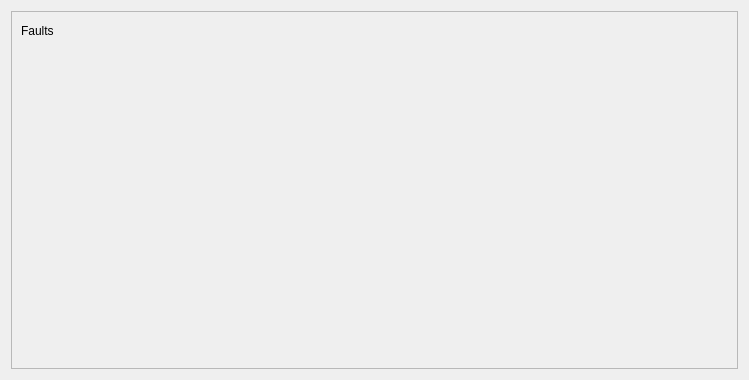
analogdevicesinc/scopy, file plugins/swiot/ui/faultspage.ui: the form before one commit.
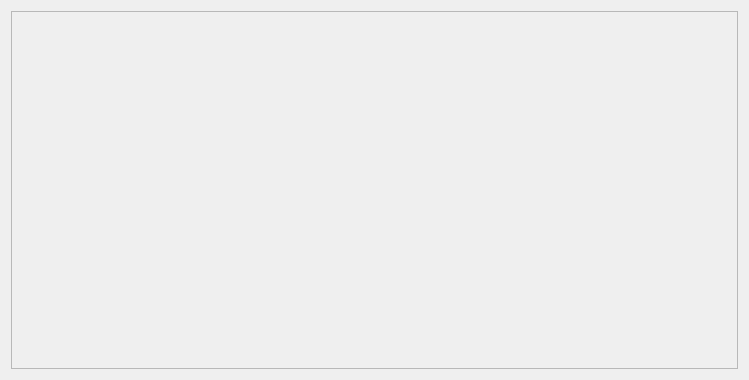
The form after the commit.

The edit to the form file:
```diff
--- a/plugins/swiot/ui/faultspage.ui
+++ b/plugins/swiot/ui/faultspage.ui
@@ -53,30 +53,6 @@
        </sizepolicy>
       </property>
       <layout class="QVBoxLayout" name="mainVerticalLayout">
-       <item>
-        <layout class="QHBoxLayout" name="horizontalLayout_9" stretch="1,100">
-         <item>
-          <widget class="QLabel" name="label_faults">
-           <property name="text">
-            <string>Faults</string>
-           </property>
-          </widget>
-         </item>
-         <item>
-          <spacer name="horizontalSpacer_5">
-           <property name="orientation">
-            <enum>Qt::Horizontal</enum>
-           </property>
-           <property name="sizeHint" stdset="0">
-            <size>
-             <width>40</width>
-             <height>20</height>
-            </size>
-           </property>
-          </spacer>
-         </item>
-        </layout>
-       </item>
        <item>
         <spacer name="verticalSpacer">
          <property name="orientation">
```
